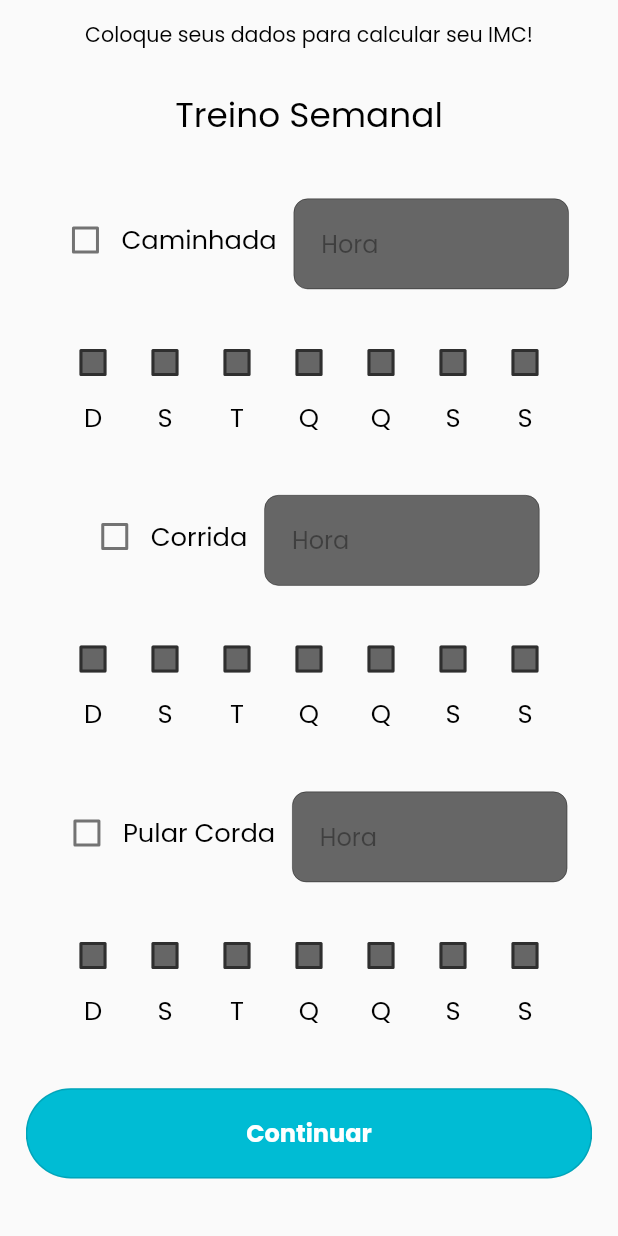
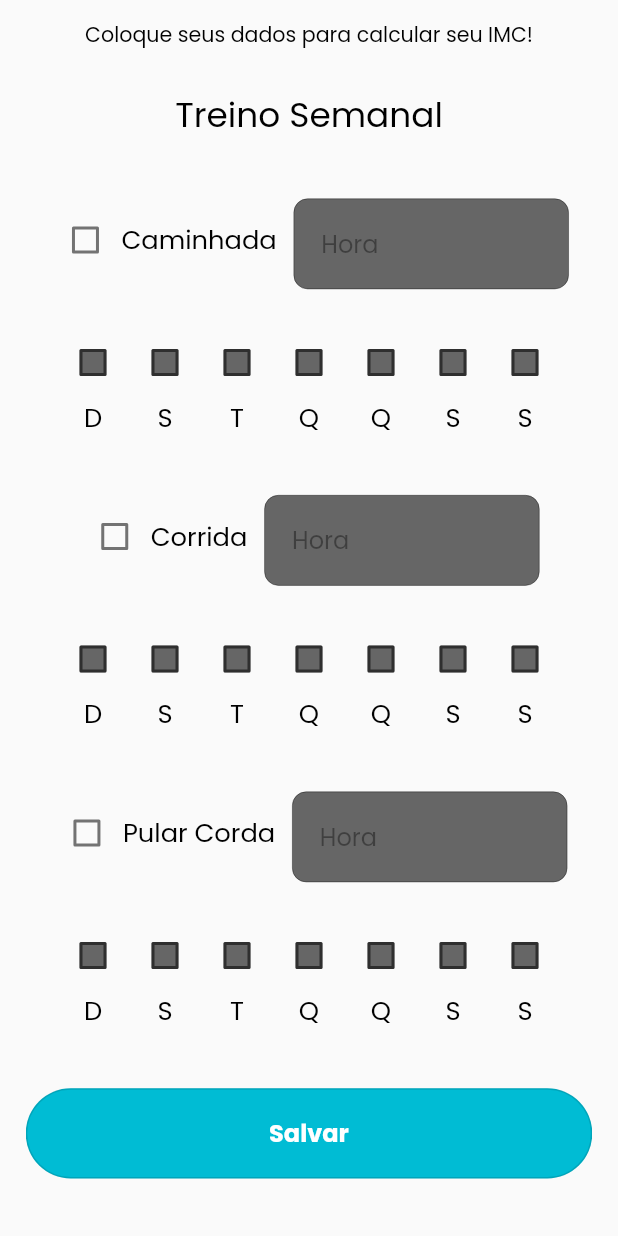
Before and after one commit to megarubber/vitahealth, a Flutter app: the screen it shows after launch, scrolled down 448 dp, on a phone screen of 412 x 824 dp. Run offline on Flutter 3.47's test engine with Material 2 defaults, Android fonts, the phone set to English and light mode, and no system bars; our stand-ins replace flutter_screenutil, fluttertoast, google_fonts, image_picker, mask_text_input_formatter, sqflite; accounts and stored records are empty; project files that could hold a hidden picture were left out.

Commit message:
style: remove unused variables and rename button

```diff
--- a/lib/screens/register_profile.dart
+++ b/lib/screens/register_profile.dart
@@ -156,10 +156,6 @@ class RegisterProfileStatus extends State<RegisterProfile> {
   double globalMass = 0;
   double globalHeight = 0;
 
-  bool walk = false;
-  bool jump = false;
-  bool run = false;
-
   void updateBMIStatus([double mass = 10, double height = 10]) {
     globalMass = mass;
     globalHeight = height;
@@ -278,7 +274,7 @@ class RegisterProfileStatus extends State<RegisterProfile> {
                   SizedBox(
                     width: 330.w,
                     child: Button().createButton(
-                      message: 'Continuar',
+                      message: 'Salvar',
                       action: () {
                         Navigator.push(
                           context,
```
